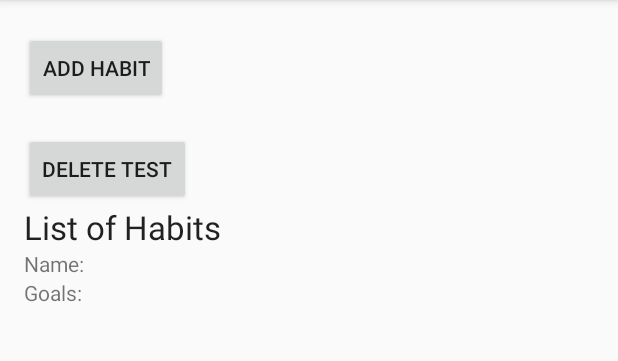
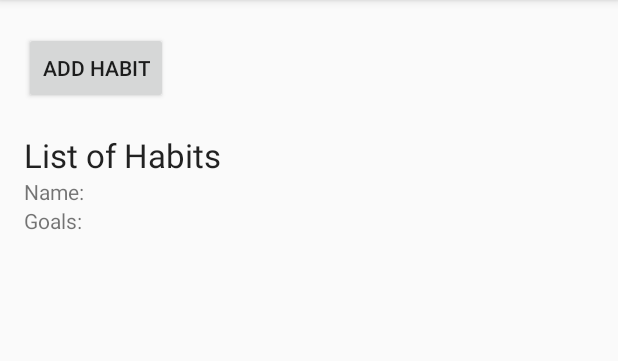
Before and after one commit to mmoussa-old/Habitual, an Android app: the screen it shows after launch (MainActivity), on a phone screen of 412 x 824 dp, the part 84-445 px from its top. Run offline under Robolectric (Android 15) with nearby library versions, the phone set to English and light mode, and no system bars.

Commit message:
fixed the ducking delete

```diff
--- a/app/src/main/java/com/prog20082/habitual/HabitsArrayAdapter.java
+++ b/app/src/main/java/com/prog20082/habitual/HabitsArrayAdapter.java
@@ -58,9 +58,12 @@ public class HabitsArrayAdapter extends ArrayAdapter<Habit> {
         @Override
         public void onClick(View view) {
 
+
           //Returns the index of the habit item from the list
           Integer index = (Integer) view.getTag();
-          db.deleteHabit(habits.get((int) habit.getId()));
+          Habit habitToDelete = habits.get(index); //gets habit from list
+          long dbId = habitToDelete.getId();
+          db.deleteHabit(habitToDelete);
           habits.remove(index.intValue());
           notifyDataSetChanged();
 
--- a/app/src/main/java/com/prog20082/habitual/MainActivity.java
+++ b/app/src/main/java/com/prog20082/habitual/MainActivity.java
@@ -68,10 +68,4 @@ public class MainActivity extends AppCompatActivity {
 
     }
 
-//    public void deleteTest(View view) {
-//        Habit habit = habitsArray.get(1);
-//        HabitsDb db = new HabitsDb(this);
-//        db.deleteHabit(habit);
-//        //db.deleteAllHabits();
-//    }
 }
--- a/app/src/main/res/layout/activity_main.xml
+++ b/app/src/main/res/layout/activity_main.xml
@@ -17,11 +17,6 @@
       android:layout_height="wrap_content"
       android:text="Add Habit"
       android:onClick="addHabit"/>
-    <Button
-        android:layout_width="wrap_content"
-        android:layout_height="wrap_content"
-        android:text="delete test"
-        android:onClick="deleteTest"/>
 
     <TextView
         android:layout_width="wrap_content"
```
